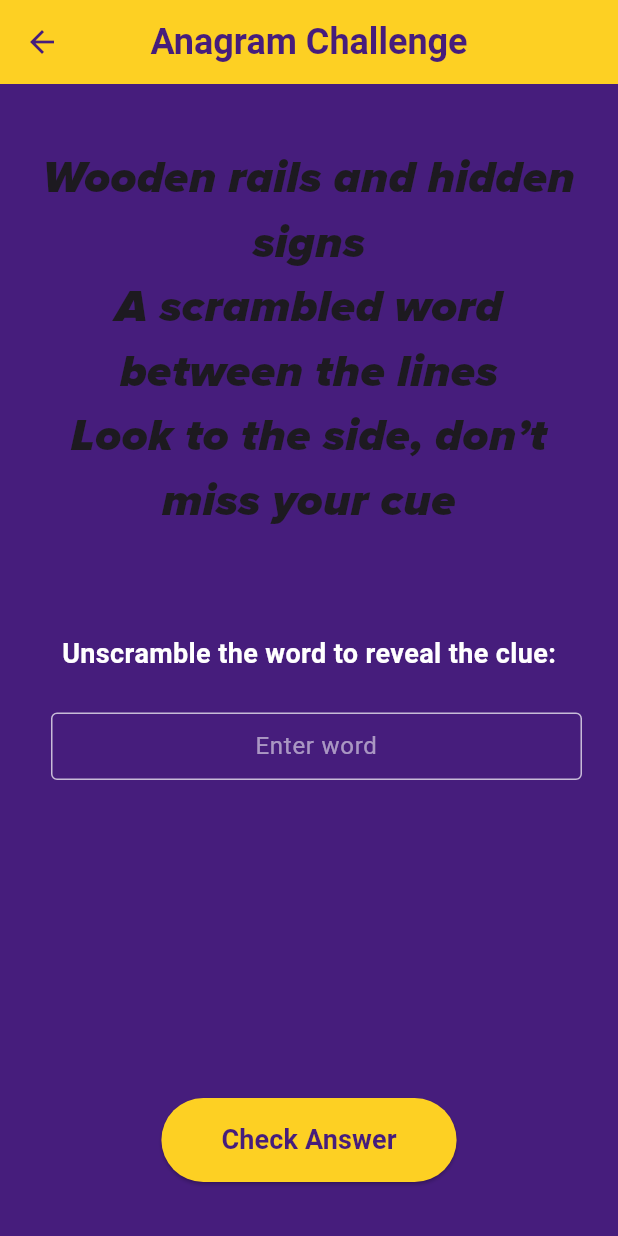
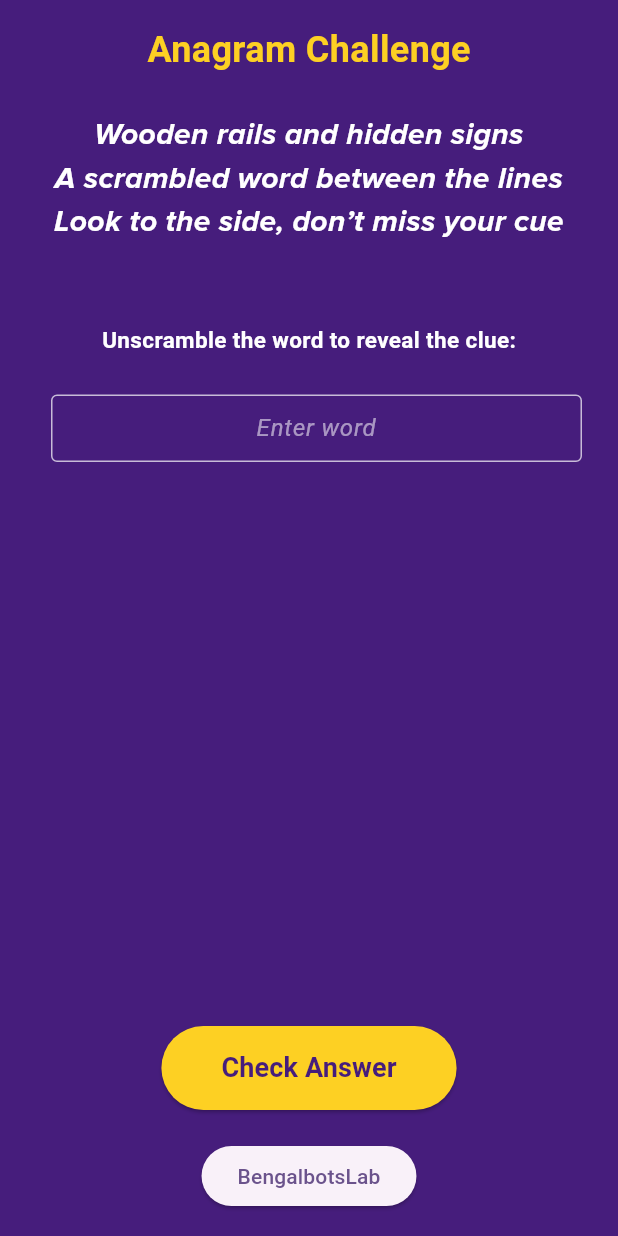
Before and after one commit to maureensanchez99/pft_scavenger_hunt, a Flutter app: the CapstoneStairs screen opened directly, on a phone screen of 412 x 824 dp. Run offline on Flutter 3.47's test engine with Material 3 defaults, Android fonts, the phone set to English and light mode, and no system bars.

Commit message:
changed styling

```diff
--- a/lib/pages/capstone_stairs.dart
+++ b/lib/pages/capstone_stairs.dart
@@ -109,18 +109,6 @@ class _CapstoneStairsState extends State<CapstoneStairs> {
   @override
   Widget build(BuildContext context) {
     return Scaffold(
-      appBar: AppBar(
-        backgroundColor: lsuGold,
-        foregroundColor: lsuPurple,
-        title: const Text(
-          'Anagram Challenge',
-          style: TextStyle(
-            fontSize: 24,
-            fontWeight: FontWeight.w600,
-          ),
-        ),
-        centerTitle: true,
-      ),
       body: Container(
         color: lsuPurple, // Static background color
         child: Center(
@@ -128,6 +116,14 @@ class _CapstoneStairsState extends State<CapstoneStairs> {
             padding: const EdgeInsets.all(16.0),
             child: Column(
               children: <Widget>[
+                const Text(
+                  'Anagram Challenge',
+                  style: TextStyle(
+                    fontSize: 24,
+                    fontWeight: FontWeight.w700,
+                    color: const Color.fromRGBO(253, 208, 35, 1),
+                  ),
+                ),
                 SizedBox(height: 25.0,),
                 Text(
                   'Wooden rails and hidden signs\n'
@@ -137,15 +133,15 @@ class _CapstoneStairsState extends State<CapstoneStairs> {
                   style: TextStyle(
                     fontFamily: 'ProximaNova',
                     fontStyle: FontStyle.italic,
-                    fontWeight: FontWeight.w800,
-                    fontSize: 30,
-                    color: Color.white,
+                    fontWeight: FontWeight.w600,
+                    fontSize: 20,
+                    color: Colors.white,
                   ),
                 ),
                 SizedBox(height: 25.0,),
                 const Text(
                   'Unscramble the word to reveal the clue:',
-                  style: TextStyle(fontSize: 18, color: Colors.white, fontWeight: FontWeight.bold),
+                  style: TextStyle(fontSize: 15, color: Colors.white, fontWeight: FontWeight.bold),
                 ),
                 const SizedBox(height: 20),
                 Expanded(
@@ -169,7 +165,10 @@ class _CapstoneStairsState extends State<CapstoneStairs> {
                                     decoration: InputDecoration(
                                       contentPadding: const EdgeInsets.symmetric(vertical: 10.0, horizontal: 10.0),
                                       hintText: 'Enter word',
-                                      hintStyle: const TextStyle(color: Colors.white54),
+                                      hintStyle: const TextStyle(
+                                        color: Colors.white54,
+                                        fontStyle: FontStyle.italic
+                                      ),
                                       border: const OutlineInputBorder(),
                                       enabledBorder: const OutlineInputBorder(
                                         borderSide: BorderSide(color: Colors.white70),
@@ -217,6 +216,14 @@ class _CapstoneStairsState extends State<CapstoneStairs> {
                   ),
                 ),
                 const SizedBox(height: 20),
+                ElevatedButton(
+                  onPressed: () async {
+
+                  },
+                  child: const Text(
+                    'BengalbotsLab',
+                  ),
+                ),
               ],
             ),
           ),
```
